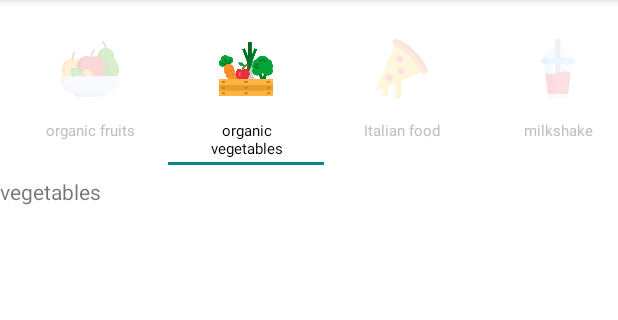
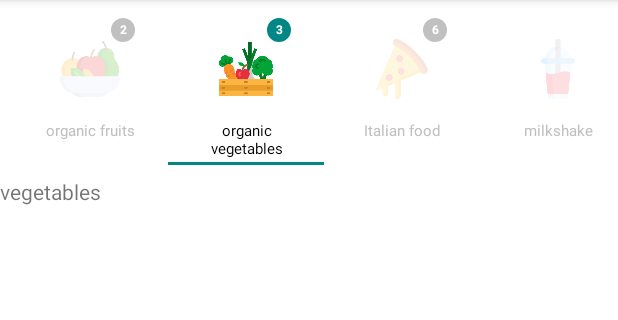
Before and after one commit to suhail-1997/Customtablayout, an Android app: the screen it shows after launch (MainActivity), tab 2 chosen, on a phone screen of 412 x 824 dp, the part 84-404 px from its top. Run offline under Robolectric (Android 15) with nearby library versions, the phone set to English and light mode, and no system bars.

Commit message:
added count

```diff
--- a/app/src/main/java/com/accentelsoft/myapplication/MainActivity.java
+++ b/app/src/main/java/com/accentelsoft/myapplication/MainActivity.java
@@ -26,13 +26,13 @@ public class MainActivity extends AppCompatActivity {
         viewPager = findViewById(R.id.view_pager);
         tabLayout = findViewById(R.id.tab_layout);
         finalAdapterData = new ArrayList<>();
-        finalAdapterData.add(new MainModel("fruits","organic fruits"));
-        finalAdapterData.add(new MainModel("vegetables","organic vegetables"));
-        finalAdapterData.add(new MainModel("pizza","Italian food"));
-        finalAdapterData.add(new MainModel("milkshake","milkshake"));
-        finalAdapterData.add(new MainModel("soft drink","soft drink"));
-        finalAdapterData.add(new MainModel("fast food","burgers"));
-        finalAdapterData.add(new MainModel("south indian","south indian"));
+        finalAdapterData.add(new MainModel("fruits","organic fruits",2));
+        finalAdapterData.add(new MainModel("vegetables","organic vegetables",3));
+        finalAdapterData.add(new MainModel("pizza","Italian food",6));
+        finalAdapterData.add(new MainModel("milkshake","milkshake",0));
+        finalAdapterData.add(new MainModel("soft drink","soft drink",10));
+        finalAdapterData.add(new MainModel("fast food","burgers",4));
+        finalAdapterData.add(new MainModel("south indian","south indian",0));
 
 
 
@@ -52,6 +52,8 @@ public class MainActivity extends AppCompatActivity {
                     imageView.setImageAlpha(0xFF);
                     TextView textView = view.findViewById(R.id.item_name);
                     textView.setTextColor(getResources().getColor(R.color.black));
+                    TextView count = view.findViewById(R.id.item_count);
+                    count.setBackgroundResource(R.drawable.circular_badge);
                 }
             }
 
@@ -63,6 +65,9 @@ public class MainActivity extends AppCompatActivity {
                     imageView.setImageAlpha(0x3F);
                     TextView textView = view.findViewById(R.id.item_name);
                     textView.setTextColor(getResources().getColor(R.color.gray_1));
+                    TextView count = view.findViewById(R.id.item_count);
+                    count.setBackgroundResource(R.drawable.circular_badge_grey);
+
                 }
 
             }
--- a/app/src/main/java/com/accentelsoft/myapplication/MainAdapter.java
+++ b/app/src/main/java/com/accentelsoft/myapplication/MainAdapter.java
@@ -48,31 +48,40 @@ public class MainAdapter extends FragmentPagerAdapter {
     public View getTabView(int position) {
         // Given you have a custom layout in `res/layout/custom_tab.xml` with a TextView and ImageView
         View v = LayoutInflater.from(context).inflate(R.layout.custom_tab, null);
-        MainModel drugDetail = mainModelList.get(position);
+        MainModel mainModel = mainModelList.get(position);
         TextView tv = (TextView) v.findViewById(R.id.item_name);
-        tv.setText(drugDetail.getLabel());
+        TextView textView = v.findViewById(R.id.item_count);
+        if(mainModel.getCount() != 0){
+            textView.setVisibility(View.VISIBLE);
+            textView.setText(String.valueOf(mainModel.getCount()));
+        }
+        else{
+            textView.setVisibility(View.GONE);
+        }
+
+        tv.setText(mainModel.getLabel());
         ImageView img = (ImageView) v.findViewById(R.id.item_icon);
 
-        if(drugDetail.getTab_name().equalsIgnoreCase("fruits")){
+        if(mainModel.getTab_name().equalsIgnoreCase("fruits")){
             img.setImageResource(R.drawable.fruits);
         }
-        else if(drugDetail.getTab_name().equalsIgnoreCase("vegetables"))
+        else if(mainModel.getTab_name().equalsIgnoreCase("vegetables"))
         {
             img.setImageResource(R.drawable.harvest);
         }
-        else if(drugDetail.getTab_name().equalsIgnoreCase("soft drink"))
+        else if(mainModel.getTab_name().equalsIgnoreCase("soft drink"))
         {
             img.setImageResource(R.drawable.drink);
         }
-        else if(drugDetail.getTab_name().equalsIgnoreCase("milkshake"))
+        else if(mainModel.getTab_name().equalsIgnoreCase("milkshake"))
         {
             img.setImageResource(R.drawable.milkshake);
         }
-        else if(drugDetail.getTab_name().equalsIgnoreCase("fast food"))
+        else if(mainModel.getTab_name().equalsIgnoreCase("fast food"))
         {
             img.setImageResource(R.drawable.fastfood);
         }
-        else if(drugDetail.getTab_name().equalsIgnoreCase("pizza"))
+        else if(mainModel.getTab_name().equalsIgnoreCase("pizza"))
         {
             img.setImageResource(R.drawable.pizza);
         }
@@ -83,6 +92,7 @@ public class MainAdapter extends FragmentPagerAdapter {
         if(position != 0){
             img.setImageAlpha(0x3F);
             tv.setTextColor(context.getResources().getColor(R.color.gray_1));
+            textView.setBackgroundResource(R.drawable.circular_badge_grey);
         }
         return v;
     }
--- a/app/src/main/java/com/accentelsoft/myapplication/MainModel.java
+++ b/app/src/main/java/com/accentelsoft/myapplication/MainModel.java
@@ -6,10 +6,16 @@ package com.accentelsoft.myapplication;
 public class MainModel {
     private String tab_name;
     private String label;
+    private int count;
 
-    public MainModel(String tab_name,String label){
+    public MainModel(String tab_name,String label,int count){
         this.tab_name = tab_name;
+        this.count = count;
         this.label = label;
+    }
+
+    public int getCount() {
+        return count;
     }
 
     public void setTab_name(String tab_name) {
--- /dev/null
+++ b/app/src/main/res/drawable/circular_badge.xml
@@ -0,0 +1,10 @@
+<?xml version="1.0" encoding="utf-8"?>
+<shape xmlns:android="http://schemas.android.com/apk/res/android"
+    android:shape="oval">
+    <solid android:color="@color/teal_700"/>
+    <stroke android:color="@color/teal_700"
+        android:width="1dp"
+        />
+    <size android:width="16dp" android:height="16dp"/>
+
+</shape>
--- /dev/null
+++ b/app/src/main/res/drawable/circular_badge_grey.xml
@@ -0,0 +1,10 @@
+<?xml version="1.0" encoding="utf-8"?>
+<shape xmlns:android="http://schemas.android.com/apk/res/android"
+    android:shape="oval">
+    <solid android:color="@color/gray_1"/>
+    <stroke android:color="@color/gray_1"
+        android:width="1dp"
+        />
+    <size android:width="16dp" android:height="16dp"/>
+
+</shape>
--- a/app/src/main/res/layout/custom_tab.xml
+++ b/app/src/main/res/layout/custom_tab.xml
@@ -18,6 +18,16 @@
             android:id="@+id/item_icon"/>
     </RelativeLayout>
     <TextView
+        android:id="@+id/item_count"
+        android:layout_width="wrap_content"
+        android:layout_height="wrap_content"
+        android:layout_alignRight="@+id/item_layout"
+        android:background="@drawable/circular_badge"
+        android:gravity="center"
+        android:textColor="@color/white"
+        android:textSize="8sp"
+        android:textStyle="bold" />
+    <TextView
         android:layout_width="72dp"
         android:layout_height="wrap_content"
         android:textAlignment="center"
```
